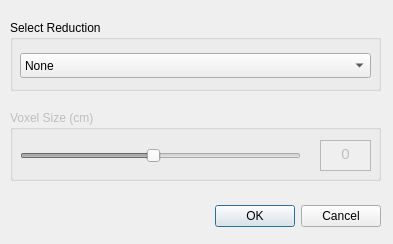
First picture: the form in src/tools/lvr2_viewer/ui/LVRReductionAlgorithmDialogUI.ui, repository uos/lvr2, before the edit.
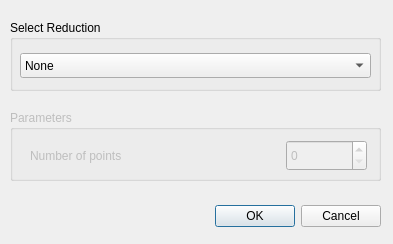
Second picture: the form after the edit.

Commit message: Slider durch Feld ersetzt

Diff of the .ui file:
```diff
--- a/src/tools/lvr2_viewer/ui/LVRReductionAlgorithmDialogUI.ui
+++ b/src/tools/lvr2_viewer/ui/LVRReductionAlgorithmDialogUI.ui
@@ -70,57 +70,32 @@
     </rect>
    </property>
    <property name="title">
-    <string>Voxel Size (cm)</string>
+    <string>Parameters </string>
    </property>
-   <widget class="QSlider" name="horizontalSlider">
+   <widget class="QSpinBox" name="input1">
     <property name="geometry">
      <rect>
-      <x>10</x>
-      <y>36</y>
-      <width>281</width>
-      <height>20</height>
-     </rect>
-    </property>
-    <property name="minimum">
-     <number>1</number>
-    </property>
-    <property name="maximum">
-     <number>20</number>
-    </property>
-    <property name="value">
-     <number>10</number>
-    </property>
-    <property name="orientation">
-     <enum>Qt::Horizontal</enum>
-    </property>
-    <property name="tickPosition">
-     <enum>QSlider::NoTicks</enum>
-    </property>
-   </widget>
-   <widget class="QTextEdit" name="textEdit">
-    <property name="enabled">
-     <bool>false</bool>
-    </property>
-    <property name="geometry">
-     <rect>
-      <x>310</x>
+      <x>276</x>
       <y>30</y>
-      <width>51</width>
+      <width>81</width>
       <height>31</height>
      </rect>
     </property>
-    <property name="lineWrapColumnOrWidth">
-     <number>0</number>
+    <property name="maximum">
+     <number>999999999</number>
     </property>
-    <property name="readOnly">
-     <bool>true</bool>
+   </widget>
+   <widget class="QLabel" name="label1">
+    <property name="geometry">
+     <rect>
+      <x>20</x>
+      <y>35</y>
+      <width>131</width>
+      <height>21</height>
+     </rect>
     </property>
-    <property name="html">
-     <string>&lt;!DOCTYPE HTML PUBLIC &quot;-//W3C//DTD HTML 4.0//EN&quot; &quot;http://www.w3.org/TR/REC-html40/strict.dtd&quot;&gt;
-&lt;html&gt;&lt;head&gt;&lt;meta name=&quot;qrichtext&quot; content=&quot;1&quot; /&gt;&lt;style type=&quot;text/css&quot;&gt;
-p, li { white-space: pre-wrap; }
-&lt;/style&gt;&lt;/head&gt;&lt;body style=&quot; font-family:'Ubuntu'; font-size:11pt; font-weight:400; font-style:normal;&quot;&gt;
-&lt;p align=&quot;center&quot; style=&quot; margin-top:0px; margin-bottom:0px; margin-left:0px; margin-right:0px; -qt-block-indent:0; text-indent:0px;&quot;&gt;0&lt;/p&gt;&lt;/body&gt;&lt;/html&gt;</string>
+    <property name="text">
+     <string>Number of points</string>
     </property>
    </widget>
   </widget>
```
The commit also changes 2 other files.
